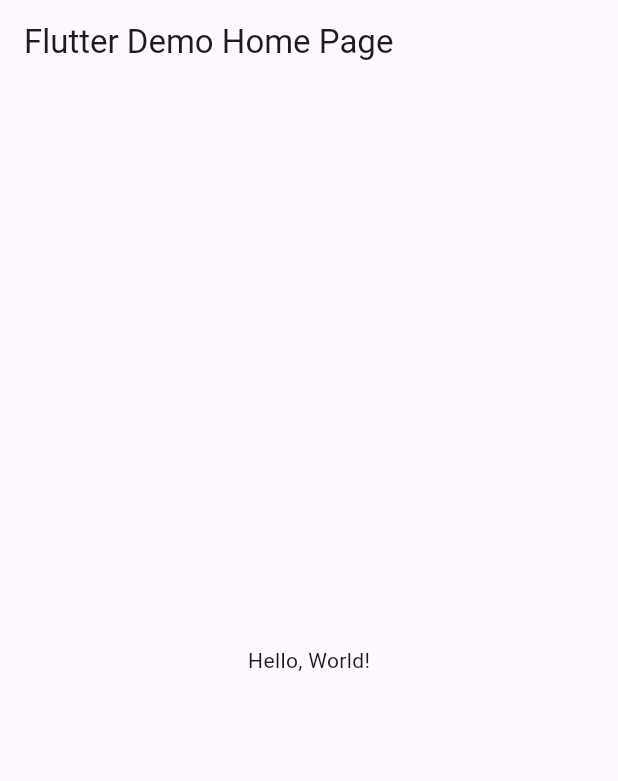
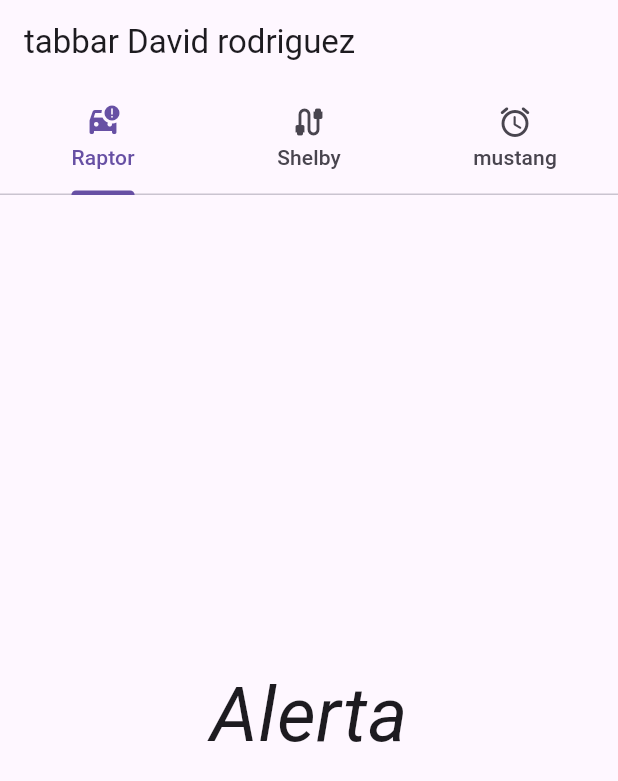
Before and after one commit to OneDavidrdz131/p11-Tabbar-6j, a Flutter app: the screen it shows after launch, on a phone screen of 412 x 824 dp. Shown: the top 781 px of the screen. Run offline on Flutter 3.47's test engine with Material 3 defaults, Android fonts, the phone set to English and light mode, and no system bars.

Commit message:
version 2

```diff
--- a/lib/main.dart
+++ b/lib/main.dart
@@ -1,42 +1,73 @@
 import 'package:flutter/material.dart';
 
-void main() => runApp(MyApp());
+void main() => runApp(const Miapptabbar());
 
-class MyApp extends StatelessWidget {
-  const MyApp({super.key});
-  // This widget is the root of your application.
+class Miapptabbar extends StatelessWidget {
+  const Miapptabbar({Key? key}) : super(key: key);
+
   @override
   Widget build(BuildContext context) {
     return MaterialApp(
-      // Application name
-      title: 'Flutter Hello World',
-      // Application theme data, you can set the colors for the application as
-      // you want
+      debugShowCheckedModeBanner: false,
+      title: "Ejemplo tabbar",
       theme: ThemeData(
-        // useMaterial3: true,
-        primarySwatch: Colors.blue,
+        primaryColor: Colors.blueAccent,
       ),
-      // A widget which will be started on application startup
-      home: MyHomePage(title: 'Flutter Demo Home Page'),
+      home: Mipaginainicial(),
     );
   }
 }
 
-class MyHomePage extends StatelessWidget {
-  final String title;
-  const MyHomePage({super.key, required this.title});
+class Mipaginainicial extends StatefulWidget {
+  const Mipaginainicial({Key? key}) : super(key: key);
 
   @override
+  State<Mipaginainicial> createState() => _MipaginainicialState();
+}
+
+class _MipaginainicialState extends State<Mipaginainicial> {
+  @override
   Widget build(BuildContext context) {
-    return Scaffold(
-      appBar: AppBar(
-        // The title text which will be shown on the action bar
-        title: Text(title),
-      ),
-      body: Center(
-        child: Text(
-          'Hello, World!',
-        ),
+    return DefaultTabController(
+      length: 4,
+      child: Scaffold(
+        appBar: AppBar(
+            title: Text("tabbar David rodriguez "),
+            bottom: const TabBar(tabs: [
+              Tab(
+                text: "Raptor",
+                icon: Icon(Icons.car_crash),
+              ),
+              Tab(
+                text: "Shelby",
+                icon: Icon(Icons.cable),
+              ),
+              Tab(
+                text: "mustang",
+                icon: Icon(Icons.access_alarm_rounded),
+              ),
+            ] //Texto icono,
+                )),
+        body: TabBarView(children: const <Widget>[
+          Center(
+            child: Text(
+              "Alerta",
+              style: TextStyle(fontStyle: FontStyle.italic, fontSize: 50),
+            ),
+          ),
+          Center(
+            child: Text(
+              "Alerta2",
+              style: TextStyle(fontStyle: FontStyle.italic, fontSize: 50),
+            ),
+          ),
+          Center(
+            child: Text(
+              "Alerta3",
+              style: TextStyle(fontStyle: FontStyle.italic, fontSize: 50),
+            ),
+          ),
+        ]),
       ),
     );
   }
```
